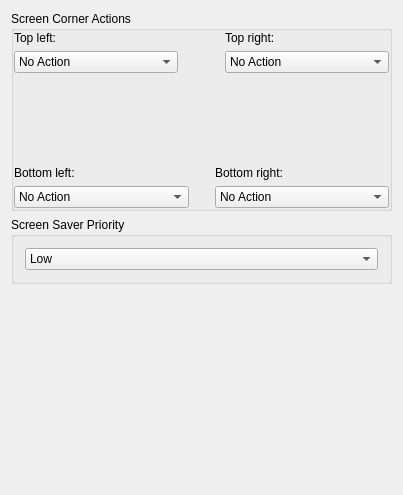
mgottschlag/kwin-tiling, file kcontrol/screensaver/advanceddialogimpl.ui: the form before one commit.
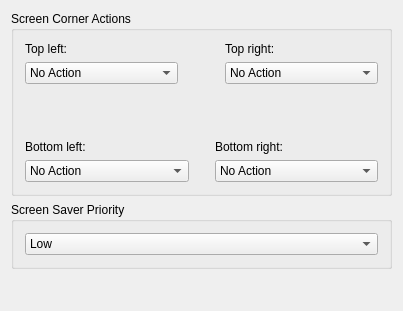
The form after the commit.

Commit message: fix layout; qt3support--

```diff
--- a/kcontrol/screensaver/advanceddialogimpl.ui
+++ b/kcontrol/screensaver/advanceddialogimpl.ui
@@ -6,7 +6,7 @@
     <x>0</x>
     <y>0</y>
     <width>403</width>
-    <height>495</height>
+    <height>311</height>
    </rect>
   </property>
   <layout class="QVBoxLayout" >
@@ -16,18 +16,6 @@
       <string>Screen Corner Actions</string>
      </property>
      <layout class="QGridLayout" >
-      <property name="leftMargin" >
-       <number>0</number>
-      </property>
-      <property name="topMargin" >
-       <number>0</number>
-      </property>
-      <property name="rightMargin" >
-       <number>0</number>
-      </property>
-      <property name="bottomMargin" >
-       <number>0</number>
-      </property>
       <item rowspan="2" row="3" column="0" colspan="2" >
        <widget class="QLabel" name="qlMonitorLabel" >
         <property name="text" >
@@ -299,15 +287,15 @@
         <item>
          <spacer>
           <property name="orientation" >
-           <enum>Qt::Vertical</enum>
+           <enum>Qt::Horizontal</enum>
           </property>
           <property name="sizeType" >
-           <enum>QSizePolicy::Expanding</enum>
+           <enum>QSizePolicy::MinimumExpanding</enum>
           </property>
           <property name="sizeHint" >
            <size>
-            <width>21</width>
-            <height>20</height>
+            <width>10</width>
+            <height>10</height>
            </size>
           </property>
          </spacer>
@@ -325,15 +313,15 @@
         <item>
          <spacer>
           <property name="orientation" >
-           <enum>Qt::Vertical</enum>
+           <enum>Qt::Horizontal</enum>
           </property>
           <property name="sizeType" >
-           <enum>QSizePolicy::Expanding</enum>
+           <enum>QSizePolicy::MinimumExpanding</enum>
           </property>
           <property name="sizeHint" >
            <size>
-            <width>31</width>
-            <height>20</height>
+            <width>10</width>
+            <height>10</height>
            </size>
           </property>
          </spacer>
@@ -351,7 +339,7 @@
         <property name="sizeHint" >
          <size>
           <width>20</width>
-          <height>20</height>
+          <height>10</height>
          </size>
         </property>
        </spacer>
@@ -367,7 +355,7 @@
         <property name="sizeHint" >
          <size>
           <width>20</width>
-          <height>20</height>
+          <height>10</height>
          </size>
         </property>
        </spacer>
@@ -414,7 +402,7 @@
      <property name="sizeHint" >
       <size>
        <width>20</width>
-       <height>40</height>
+       <height>5</height>
       </size>
      </property>
     </spacer>
```
The commit also changes 2 other files.
